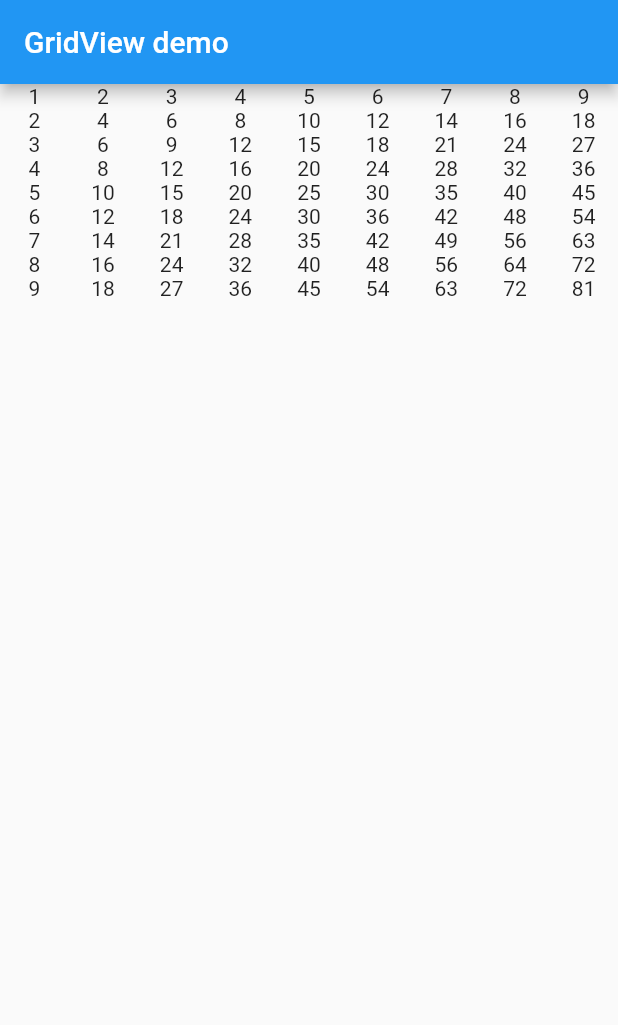
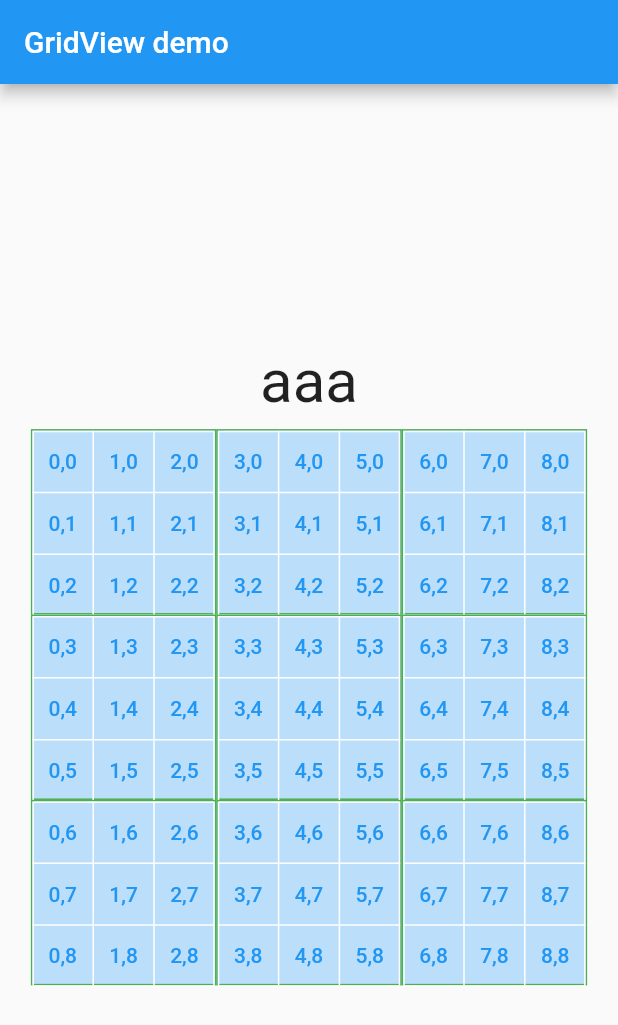
Before and after one commit to kikku340/sudoquai, a Flutter app: the screen it shows after launch, on a phone screen of 412 x 824 dp. Shown: the top 1025 px of the screen. Run offline on Flutter 3.47's test engine with Material 2 defaults, Android fonts, the phone set to English and light mode, and no system bars; our stand-ins replace sprintf.

Commit message:
マス目を作った（今のままだと色変更できない？）

```diff
--- /dev/null
+++ b/lib/config/size_config.dart
@@ -0,0 +1,32 @@
+import 'package:flutter/material.dart';
+import 'package:flutter/widgets.dart';
+
+//端末ごとにサイズ変更したい
+//https://qiita.com/kokogento/items/87aaf0a0fbc192e51504 参考にした
+class SizeConfig {
+  static MediaQueryData? _mediaQueryData;
+  static double? screenWidth;
+  static double? screenHeight;
+  static double? blockSizeHorizontal;
+  static double? blockSizeVertical;
+
+  static double? _safeAreaHorizontal;
+  static double? _safeAreaVertical;
+  static double? safeBlockHorizontal;
+  static double? safeBlockVertical;
+
+  void init(BuildContext context) {
+    _mediaQueryData = MediaQuery.of(context);
+    screenWidth = _mediaQueryData!.size.width;
+    screenHeight = _mediaQueryData!.size.height;
+    blockSizeHorizontal = screenWidth! / 100;
+    blockSizeVertical = screenHeight! / 100;
+
+    _safeAreaHorizontal =
+        _mediaQueryData!.padding.left + _mediaQueryData!.padding.right;
+    _safeAreaVertical =
+        _mediaQueryData!.padding.top + _mediaQueryData!.padding.bottom;
+    safeBlockHorizontal = (screenWidth! - _safeAreaHorizontal!) / 100;
+    safeBlockVertical = (screenHeight! - _safeAreaVertical!) / 100;
+  }
+}
--- a/lib/main.dart
+++ b/lib/main.dart
@@ -1,6 +1,7 @@
 //import 'dart:html';
-
+import './config/size_config.dart';
 import 'package:flutter/material.dart';
+import './gamearea.dart';
 
 void main() => runApp(
       MaterialApp(
@@ -21,31 +22,15 @@ class _State extends State<MyApp> {
 
   @override
   Widget build(BuildContext context) {
+    SizeConfig().init(context);
     return Scaffold(
       key: _scaffoldKey,
       appBar: AppBar(
         title: Text('GridView demo'),
       ),
       body: Container(
-        child: _gamearea(),
+        child: gamearea(),
       ),
-    );
-  }
-
-  Widget _gamearea() {
-    int sum;
-    return Container(
-      child: Row(children: <Widget>[
-        for (int i = 1; i < 10; i++) ...{
-          Expanded(
-            child: Column(children: [
-              for (int j = 1; j < 10; j++) ...{
-                Text((i * j).toString()),
-              }
-            ]),
-          )
-        }
-      ]),
     );
   }
 
--- a/pubspec.yaml
+++ b/pubspec.yaml
@@ -34,6 +34,8 @@ dependencies:
   # The following adds the Cupertino Icons font to your application.
   # Use with the CupertinoIcons class for iOS style icons.
   cupertino_icons: ^1.0.2
+  sprintf: ^6.0.0
+  size_config: ^1.0.2
 
 dev_dependencies:
   flutter_test:
```
Also changed, not shown: lib/gamearea.dart (added, +101 -0 lines), pubspec.lock.
